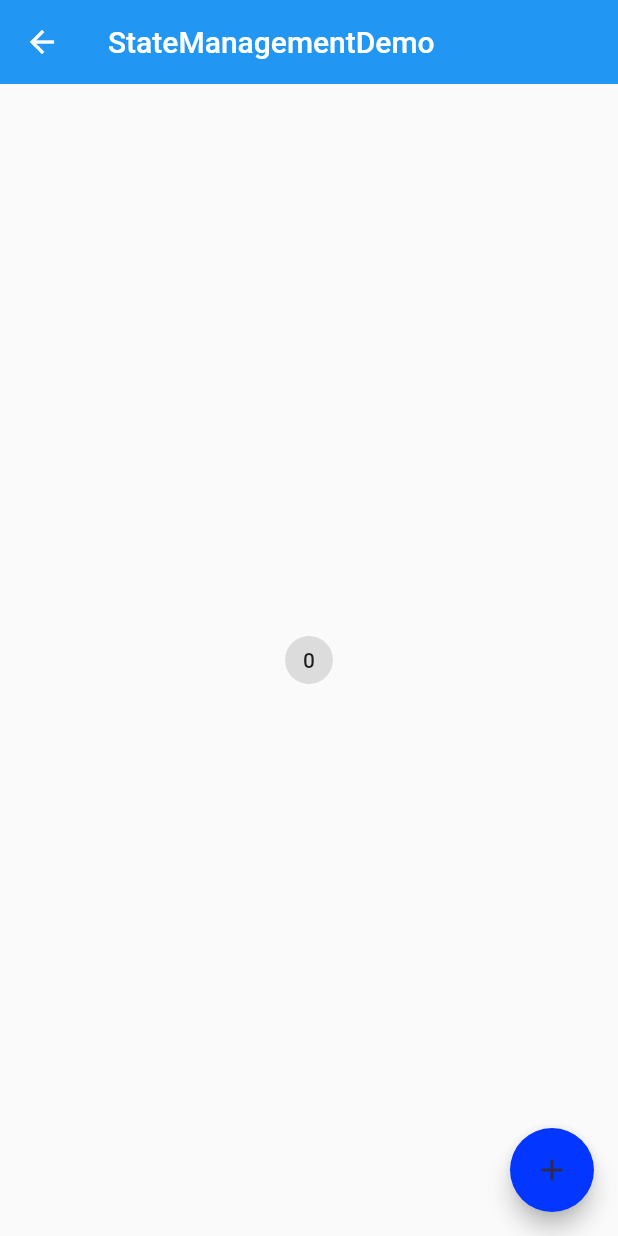
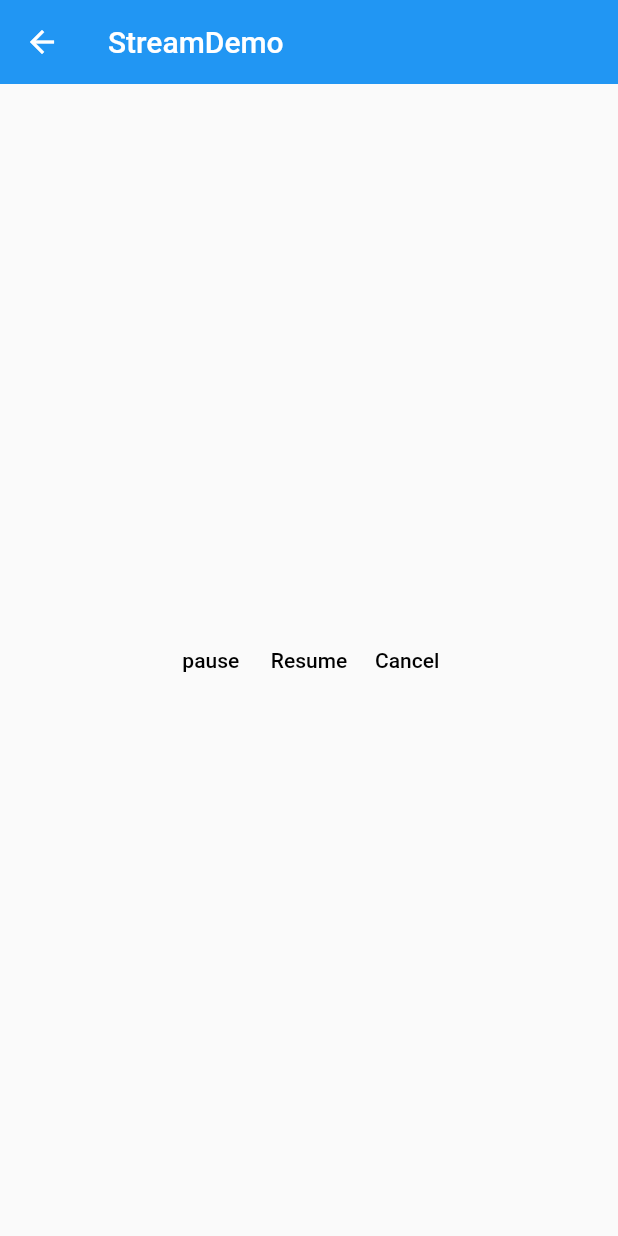
Before and after one commit to markcqhsu/ninghao_ch2, a Flutter app: the screen it shows after launch, on a phone screen of 412 x 824 dp. Run offline on Flutter 3.47's test engine with Material 2 defaults, Android fonts, the phone set to English and light mode, and no system bars.

Commit message:
StreamDemo

```diff
--- a/lib/Demo/state/state_management_demo.dart
+++ b/lib/Demo/state/state_management_demo.dart
@@ -1,29 +1,29 @@
 import 'package:flutter/material.dart';
-import 'package:scoped_model/scoped_model.dart';
+// import 'package:scoped_model/scoped_model.dart';
 
 //------使用ScopedModel
-class StateManagementDemo extends StatelessWidget {
-  @override
-  Widget build(BuildContext context) {
-    return ScopedModel(
-      model: CounterModel(),
-      child: Scaffold(
-        appBar: AppBar(
-          title: Text("StateManagementDemo"),
-          elevation: 0.0,
-        ),
-        body: CounterWrapper(),
-        floatingActionButton: ScopedModelDescendant<CounterModel>(
-          rebuildOnChange: false,
-          builder: (context, _, model) => FloatingActionButton(
-            child: Icon(Icons.add),
-            onPressed: model.increaseCount,
-          ),
-        ),
-      ),
-    );
-  }
-}
+// class StateManagementDemo extends StatelessWidget {
+//   @override
+//   Widget build(BuildContext context) {
+//     return ScopedModel(
+//       model: CounterModel(),
+//       child: Scaffold(
+//         appBar: AppBar(
+//           title: Text("StateManagementDemo"),
+//           elevation: 0.0,
+//         ),
+//         body: CounterWrapper(),
+//         floatingActionButton: ScopedModelDescendant<CounterModel>(
+//           rebuildOnChange: false,
+//           builder: (context, _, model) => FloatingActionButton(
+//             child: Icon(Icons.add),
+//             onPressed: model.increaseCount,
+//           ),
+//         ),
+//       ),
+//     );
+//   }
+// }
 
 //-----原本的------
 // class StateManagementDemo extends StatefulWidget {
@@ -61,20 +61,20 @@ class StateManagementDemo extends StatelessWidget {
 //   }
 // }
 
-class CounterWrapper extends StatelessWidget {
-  // final int count;//從父被接受參數
-  // final VoidCallback increaseCount;//從父輩接受回調
-  // CounterWrapper(this.count, this.increaseCount);
+// class CounterWrapper extends StatelessWidget {
+//   // final int count;//從父被接受參數
+//   // final VoidCallback increaseCount;//從父輩接受回調
+//   // CounterWrapper(this.count, this.increaseCount);
+//
+//   @override
+//   Widget build(BuildContext context) {
+//     return Center(
+//       child: Counter(),
+//     );
+//   }
+// }
 
-  @override
-  Widget build(BuildContext context) {
-    return Center(
-      child: Counter(),
-    );
-  }
-}
-
-class Counter extends StatelessWidget {
+// class Counter extends StatelessWidget {
   //因為透過inheritted Widget所以都不需要這樣傳遞參數
   // final int count;//從父被接受參數
   // final VoidCallback increaseCount;//從父輩接受回調
@@ -91,15 +91,15 @@ class Counter extends StatelessWidget {
   // }
 
   //------使用ScopedModel------
-  @override
-  Widget build(BuildContext context) {
-    return ScopedModelDescendant<CounterModel>(
-        builder: (context, _, model) => ActionChip(
-              label: Text("${model.count}"),
-              onPressed: model.increaseCount,
-            ));
-  }
-}
+  // @override
+  // Widget build(BuildContext context) {
+  //   return ScopedModelDescendant<CounterModel>(
+  //       builder: (context, _, model) => ActionChip(
+  //             label: Text("${model.count}"),
+  //             onPressed: model.increaseCount,
+  //           ));
+  // }
+// }
 
 // class StateManagementDemo extends StatelessWidget {
 //   int count = 0;
@@ -151,13 +151,13 @@ class CounterProvider extends InheritedWidget {
   }
 }
 
-class CounterModel extends Model {
-  int _count = 0;
-
-  int get count => _count;
-
-  void increaseCount() {
-    _count += 1;
-    notifyListeners();
-  }
-}
+// class CounterModel extends Model {
+//   int _count = 0;
+//
+//   int get count => _count;
+//
+//   void increaseCount() {
+//     _count += 1;
+//     notifyListeners();
+//   }
+// }
--- /dev/null
+++ b/lib/Demo/stream/stream_demo.dart
@@ -0,0 +1,100 @@
+import 'dart:async';
+
+import 'package:flutter/material.dart';
+
+class StreamDemo extends StatelessWidget {
+  @override
+  Widget build(BuildContext context) {
+    return Scaffold(
+      appBar: AppBar(
+        title: Text("StreamDemo"),
+        elevation: 0.0,
+      ),
+      body: StreamDemoHome(),
+    );
+  }
+}
+
+class StreamDemoHome extends StatefulWidget {
+  @override
+  _StreamDemoHomeState createState() => _StreamDemoHomeState();
+}
+
+class _StreamDemoHomeState extends State<StreamDemoHome> {
+  late StreamSubscription _streamDemoSubscription;
+
+  @override
+  void initState() {
+    super.initState();
+    print("Create a Stream. 創建Stream 之前");
+
+    Stream<String> _streamDemo = Stream.fromFuture(fetchData());
+
+    print("Start listening on a stream. 監聽/訂閱 Stream");
+    _streamDemoSubscription = _streamDemo.listen(
+      onData,
+      onError: onError,
+      onDone: onDone,
+    );
+
+    print("Initialize complete");
+  }
+
+  void onDone() {
+    print("Done!");
+  }
+
+  void onError(error) {
+    print("Error: $error");
+  }
+
+  void onData(String data) {
+    print("$data");
+  }
+
+  void _pauseStream(){
+    print("Pause subscription");
+    _streamDemoSubscription.pause();
+  }
+  void _resumeStream(){
+    print("Resume subscription");
+    _streamDemoSubscription.resume();
+  }
+  void _cancelStream(){
+    print("Cancel subscription");
+    _streamDemoSubscription.cancel();
+  }
+
+
+
+  Future<String> fetchData() async {
+    await Future.delayed(Duration(seconds: 5)); //在這裡延遲三秒鐘
+    // throw "Something happeded";
+    return "Hello~";
+  }
+
+  @override
+  Widget build(BuildContext context) {
+    return Container(
+      child: Center(
+        child: Row(
+          mainAxisAlignment: MainAxisAlignment.center,
+          children: [
+            TextButton(
+              onPressed: _pauseStream,
+              child: Text("pause"),
+            ),
+            TextButton(
+              onPressed: _resumeStream,
+              child: Text("Resume"),
+            ),
+            TextButton(
+              onPressed: _cancelStream,
+              child: Text("Cancel"),
+            ),
+          ],
+        ),
+      ),
+    );
+  }
+}
--- a/lib/main.dart
+++ b/lib/main.dart
@@ -10,6 +10,7 @@ import 'Demo/navigator_demo.dart';
 import './Demo/form_demo.dart';
 import './Demo/material_components.dart';
 import 'Demo/state/state_management_demo.dart';
+import './Demo/stream/stream_demo.dart';
 
 void main() => runApp(
       App(), //自己定義的Widget
@@ -39,13 +40,14 @@ class App extends StatelessWidget {
     return MaterialApp(
       debugShowCheckedModeBanner: false,
       // home: NavigatorDemo(),
-      initialRoute: '/state-management',
+      initialRoute: '/stream',
       routes: {
         '/':(context)=> Home(),
         '/about':(context) => Page2 (title:"About title"),
         '/form':(context) => FormDemo(),
         '/mdc':(context)=> MaterialComponents(),
-        '/state-management':(context)=> StateManagementDemo(),
+        '/stream':(context)=> StreamDemo(),
+        // '/state-management':(context)=> StateManagementDemo(),
       },
       // home: Home(),
       // home: SliverDemo(),
--- a/pubspec.yaml
+++ b/pubspec.yaml
@@ -30,7 +30,7 @@ dependencies:
   flutter:
     sdk: flutter
   intl: ^0.17.0
-  scoped_model: ^1.1.0
+#  scoped_model: ^1.1.0
 
 
   # The following adds the Cupertino Icons font to your application.
```
Also changed, not shown: pubspec.lock.
